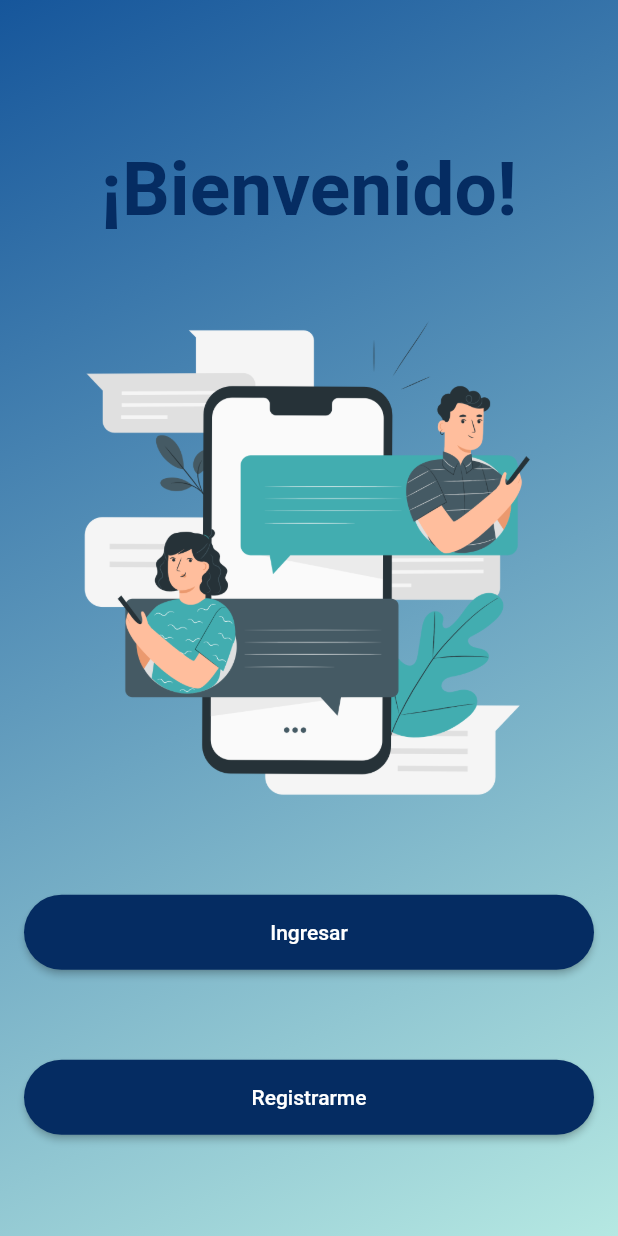
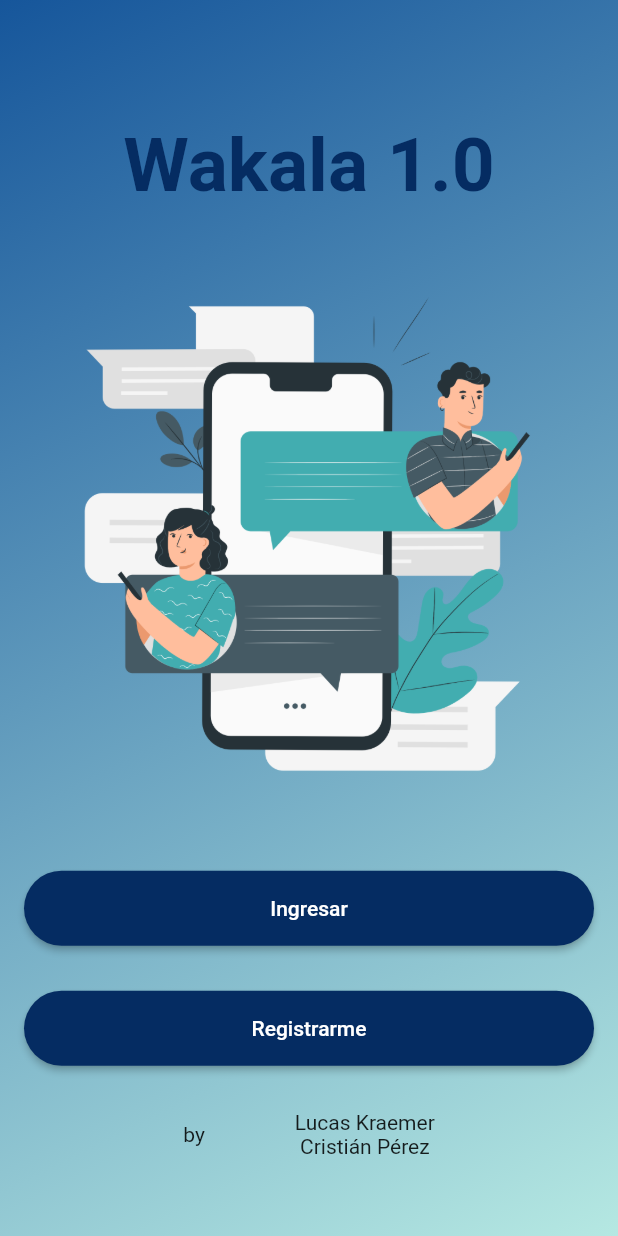
Before and after one commit to Landerer0/PAMProyecto2, a Flutter app: the screen it shows after launch, on a phone screen of 412 x 824 dp. Run offline on Flutter 3.47's test engine with Material 2 defaults, Android fonts, the phone set to English and light mode, and no system bars; our stand-ins replace camera, cool_alert, fluttertoast, shared_preferences, sidebarx; Roboto replaces fonts that are missing (Calibri).

Commit message:
cambios visuales

```diff
--- a/lib/global.dart
+++ b/lib/global.dart
@@ -2,7 +2,7 @@ import 'package:flutter/material.dart';
 
 class Global {
   static String login = "";
-  static String baseApiUrl = "https://0c10d98fcabb.sa.ngrok.io";
+  static String baseApiUrl = "https://03a8a3d1b59a.sa.ngrok.io";
   static Color colorOficial = Color.fromARGB(255, 22, 86, 155);
   static Color colorSecundario = Color.fromARGB(255, 5, 44, 98);
   static Color colorSupport = Color.fromARGB(255, 181, 232, 226);
--- a/lib/pages/homeScreen.dart
+++ b/lib/pages/homeScreen.dart
@@ -29,7 +29,7 @@ class HomeScreen extends StatelessWidget {
                 Container(
                   alignment: Alignment.center,
                   child: Text(
-                    "¡Bienvenido!",
+                    "Wakala 1.0",
                     style: TextStyle(
                         fontSize: 50,
                         fontWeight: FontWeight.bold,
@@ -54,7 +54,6 @@ class HomeScreen extends StatelessWidget {
                         },
                         child: const Text("Ingresar"))),
                 sizedBox,
-                sizedBox,
                 SizedBox(
                     width: double.infinity,
                     height: 50,
@@ -69,6 +68,25 @@ class HomeScreen extends StatelessWidget {
                                   builder: (context) => const SignUp()));
                         },
                         child: const Text("Registrarme"))),
+                sizedBox,
+                SizedBox(
+                  width: double.infinity,
+                  child: Row(
+                    mainAxisAlignment: MainAxisAlignment.center,
+                    children: [
+                      Text("by"),
+                      SizedBox(
+                        width: 60,
+                      ),
+                      Column(
+                        children: [
+                          Text("Lucas Kraemer"),
+                          Text("Cristián Pérez")
+                        ],
+                      )
+                    ],
+                  ),
+                ),
               ],
             ),
           ),
```
Also changed, not shown: lib/pages/detalleWuakala.dart (+43 -0 lines), lib/pages/principal.dart (+23 -17 lines).
